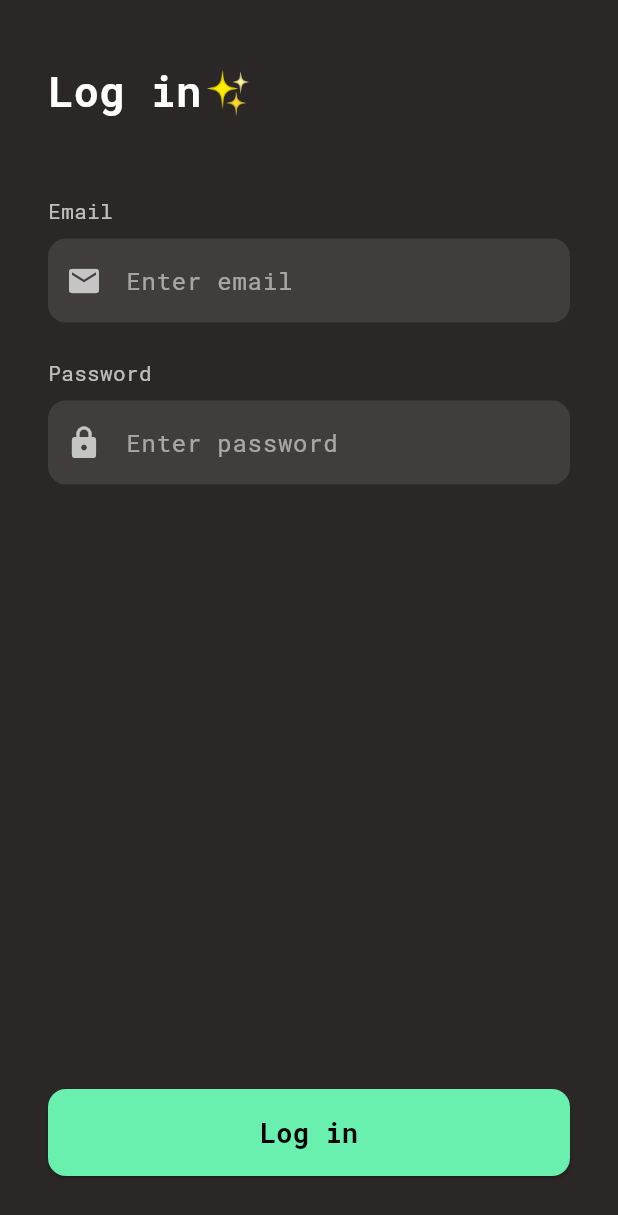
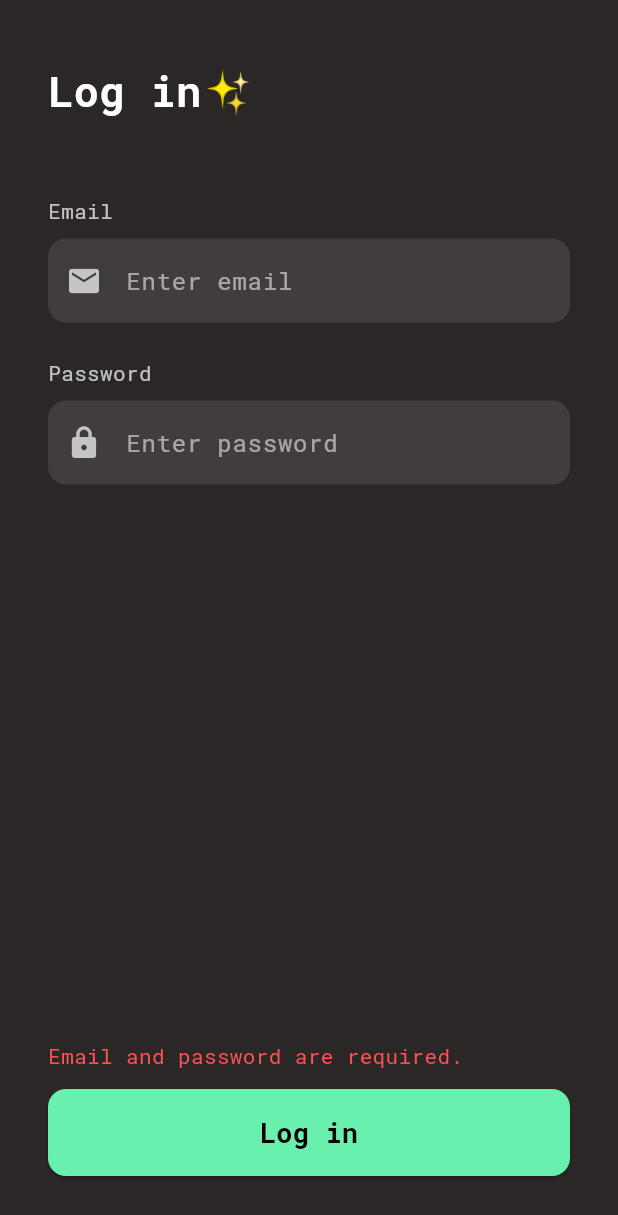
Before and after one commit to temevh/betterbrain, a Flutter app: the LoginScreen screen opened by its route, after a tap on "Log in", on a phone screen of 412 x 824 dp. Shown: the top 1215 px of the screen. Run offline on Flutter 3.47's test engine with Material 3 defaults, Android fonts, the phone set to English and light mode, and no system bars; our stand-ins replace cloud_firestore, firebase_auth, firebase_core, font_awesome_flutter, table_calendar; accounts and stored records are empty; generated files the repository leaves out were written again.

Commit message:
log in error cases and handling added

```diff
--- a/lib/screens/login_screen.dart
+++ b/lib/screens/login_screen.dart
@@ -12,14 +12,23 @@ class LoginScreen extends StatefulWidget {
 class _LoginScreenState extends State<LoginScreen> {
   String email = "";
   String password = "";
+  String? errorMessage;
 
   Future<void> _handleLogin() async {
+    setState(() => errorMessage = null);
     try {
-      final user = await loginWithEmail(email, password);
+      final result = await loginWithEmail(email, password);
 
-      if (user != null) Navigator.pushNamed(context, '/');
+      if (result.success && result.user != null) {
+        if (!mounted) return;
+        Navigator.pushNamed(context, '/');
+      } else {
+        if (!mounted) return;
+        setState(() => errorMessage = result.message);
+      }
     } catch (e) {
-      print("Error in _handleLogin: $e");
+      if (!mounted) return;
+      setState(() => errorMessage = 'Unexpected error: $e');
     }
   }
 
@@ -65,6 +74,14 @@ class _LoginScreenState extends State<LoginScreen> {
 
               const Spacer(),
 
+              if (errorMessage != null) ...[
+                Text(
+                  errorMessage!,
+                  style: const TextStyle(color: Colors.redAccent),
+                ),
+                const SizedBox(height: 12),
+              ],
+
               // Submit button
               SizedBox(
                 width: double.infinity,
--- a/lib/services/database_service.dart
+++ b/lib/services/database_service.dart
@@ -128,28 +128,80 @@ Future<bool> saveStats(Map<String, double> selections) async {
   }
 }
 
-Future<User?> loginWithEmail(String email, String password) async {
-  print("email $email password $password");
+Future<({bool success, User? user, String code, String message})>
+loginWithEmail(String email, String password) async {
+  final trimmedEmail = email.trim();
+
+  if (trimmedEmail.isEmpty || password.isEmpty) {
+    return (
+      success: false,
+      user: null,
+      code: 'empty-fields',
+      message: 'Email and password are required.',
+    );
+  }
+
+  // Basic e-mail format check to fail fast before hitting the network
+  final emailRegex = RegExp(r'^[^\s@]+@[^\s@]+\.[^\s@]+$');
+  if (!emailRegex.hasMatch(trimmedEmail)) {
+    return (
+      success: false,
+      user: null,
+      code: 'invalid-email-format',
+      message: 'Please enter a valid email address.',
+    );
+  }
+
   try {
     final UserCredential userCredential = await FirebaseAuth.instance
-        .signInWithEmailAndPassword(email: email, password: password);
-    return userCredential.user;
+        .signInWithEmailAndPassword(email: trimmedEmail, password: password);
+
+    return (
+      success: true,
+      user: userCredential.user,
+      code: 'ok',
+      message: 'Logged in successfully.',
+    );
   } on FirebaseAuthException catch (e) {
+    String code = e.code;
+    String message;
+
     switch (e.code) {
+      case 'invalid-email':
+        message = 'The email address is badly formatted.';
+        break;
+      case 'user-disabled':
+        message = 'This user account has been disabled.';
+        break;
       case 'user-not-found':
-        print("No user found for that email.");
-        break;
-      case 'invalid-email':
-        print("Invalid e-mail provided.");
+        message = 'No user found with this email.';
         break;
       case 'wrong-password':
-        print("Wrong password provided");
+        message = 'Incorrect password.';
+        break;
+      case 'invalid-credential':
+        message = 'Invalid email or password.';
+        break;
+      case 'too-many-requests':
+        message = 'Too many attempts. Try again later.';
+        break;
+      case 'operation-not-allowed':
+        message = 'Email/password accounts are not enabled.';
+        break;
+      case 'network-request-failed':
+        message = 'Network error. Check your internet connection.';
+        break;
       default:
-        print("Firebase error: ${e.code} - ${e.message}");
+        message = 'Authentication error: ${e.message ?? e.code}';
     }
-    return null;
+
+    return (success: false, user: null, code: code, message: message);
   } catch (e) {
-    print("Unexpected error: $e");
-    return null;
+    return (
+      success: false,
+      user: null,
+      code: 'unexpected-error',
+      message: 'Unexpected error: $e',
+    );
   }
 }
```
